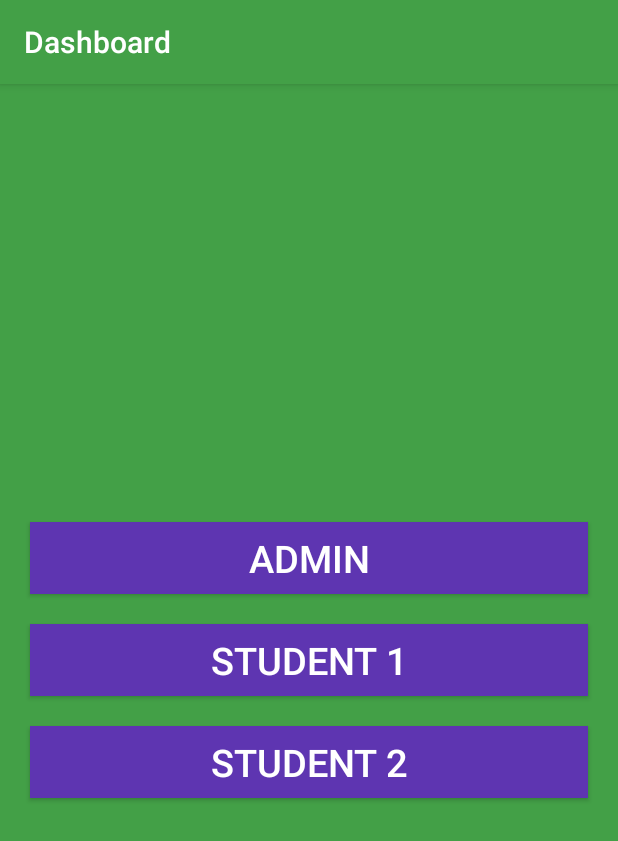
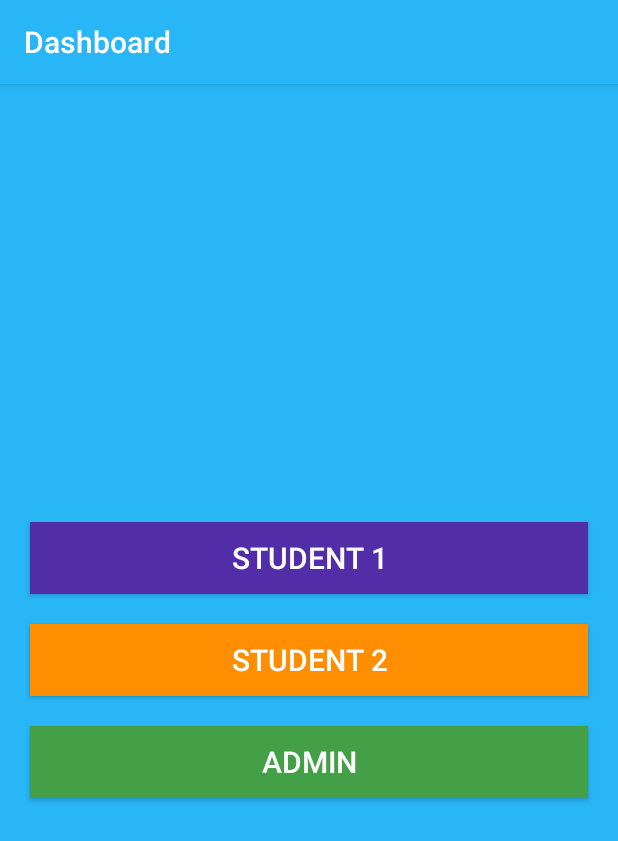
Before and after one commit to ser515-team-1/KLAPP, an Android app: the DashboardActivity screen opened directly, with no data from a screen before it, on a phone screen of 412 x 824 dp. Shown: the top 841 px of the screen. Run offline under Robolectric (Android 15) with nearby library versions, the phone set to English and light mode, and no system bars.

Commit message:
Updated color in colors.xml

```diff
--- a/app/src/main/res/layout/activity_dashboard.xml
+++ b/app/src/main/res/layout/activity_dashboard.xml
@@ -6,7 +6,23 @@
     android:orientation="vertical"
     android:gravity="center"
     >
-
+    <Button
+        android:id="@+id/Student1"
+        android:layout_width="match_parent"
+        android:layout_height="wrap_content"
+        android:gravity="center"
+        android:text="Student 1"
+        style="@style/dashboardButton"
+        android:background="@color/purple_klapp"
+        />
+    <Button
+        android:id="@+id/Student2"
+        android:layout_width="match_parent"
+        android:layout_height="wrap_content"
+        android:text="Student 2"
+        style="@style/dashboardButton"
+        android:background="@color/orange_klapp"
+        />
     <Button
         android:id="@+id/Admin"
         android:layout_width="match_parent"
@@ -14,22 +30,6 @@
         android:layout_centerHorizontal="true"
         android:text="Admin"
         style="@style/dashboardButton"
-        />
-
-    <Button
-        android:id="@+id/Student1"
-        android:layout_width="match_parent"
-        android:layout_height="wrap_content"
-        android:gravity="center"
-        android:text="Student 1"
-        style="@style/dashboardButton"
-        />
-
-    <Button
-        android:id="@+id/Student2"
-        android:layout_width="match_parent"
-        android:layout_height="wrap_content"
-        android:text="Student 2"
-        style="@style/dashboardButton"
+        android:background="@color/green_klapp"
         />
 </LinearLayout>
--- a/app/src/main/res/values/colors.xml
+++ b/app/src/main/res/values/colors.xml
@@ -1,7 +1,9 @@
 <?xml version="1.0" encoding="utf-8"?>
 <resources>
-    <color name="colorPrimary">#43A047</color>
-    <color name="colorPrimaryDark">#43A047</color>
-    <color name="colorAccent">#43A047</color>
-    <color name="purple_klapp">#5E35B1</color>
+    <color name="colorPrimary">#29B6F6</color>
+    <color name="colorPrimaryDark">#FFCA28</color>
+    <color name="colorAccent">#FFCA28</color>
+    <color name="purple_klapp">#512DA8</color>
+    <color name="orange_klapp">#FF8F00</color>
+    <color name="green_klapp">#43A047</color>
 </resources>
--- a/app/src/main/res/values/styles.xml
+++ b/app/src/main/res/values/styles.xml
@@ -18,13 +18,12 @@
     <style name="AppTheme.PopupOverlay" parent="ThemeOverlay.AppCompat.Light" />
 
     <style name="dashboardButton">
-        <item name="android:textSize">25sp</item>
+    <item name="android:textSize">20sp</item>
     <item name="android:layout_marginLeft">20dp</item>
     <item name="android:layout_marginRight">20dp</item>
     <item name="android:layout_marginTop">10dp</item>
     <item name="android:layout_marginBottom">10dp</item>
     <item name="android:textColor">#ffffff</item>
-        <item name="android:background">@color/purple_klapp</item>
 </style>
 
 </resources>
```
Lines whose indentation alone changed are shown as unchanged.
